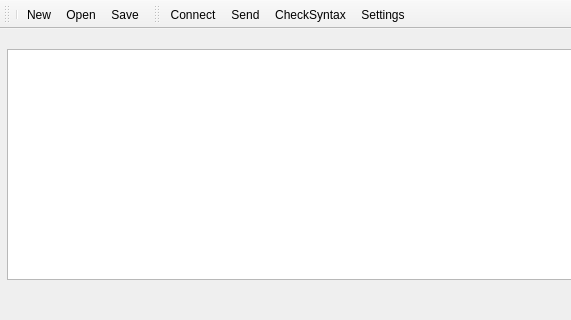
First picture: the form in mainwindow.ui, repository extramask93/itegration, before the edit; both pictures show x 0 to 571 and y 0 to 320 of the 933 by 570 pixel window.
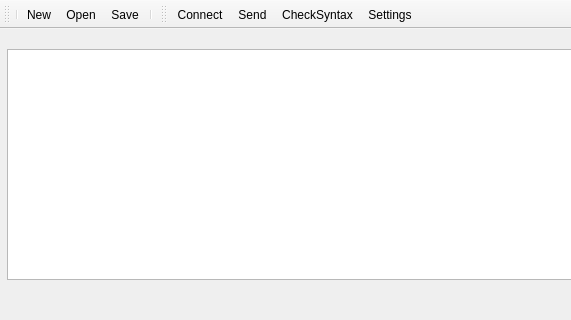
Second picture: the form after the edit. Icons and pictures are not drawn. Custom widgets are drawn as their Qt base class.

```diff
--- a/mainwindow.ui
+++ b/mainwindow.ui
@@ -56,6 +56,7 @@
    <addaction name="actionNew"/>
    <addaction name="actionOpen"/>
    <addaction name="actionSave"/>
+   <addaction name="separator"/>
   </widget>
   <widget class="QToolBar" name="actionToolBar">
    <property name="windowTitle">
```
